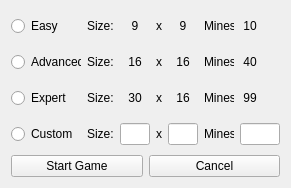
This is difficulty.ui in q-g-j/qminesweeper as Qt 5 draws it before an edit. The edited form follows.
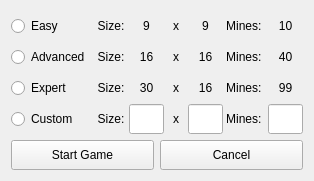
This is the edited form.

What changed in the file:
```diff
--- a/difficulty.ui
+++ b/difficulty.ui
@@ -6,12 +6,12 @@
    <rect>
     <x>0</x>
     <y>0</y>
-    <width>350</width>
-    <height>192</height>
+    <width>314</width>
+    <height>181</height>
    </rect>
   </property>
   <property name="sizePolicy">
-   <sizepolicy hsizetype="Fixed" vsizetype="Fixed">
+   <sizepolicy hsizetype="MinimumExpanding" vsizetype="MinimumExpanding">
     <horstretch>0</horstretch>
     <verstretch>0</verstretch>
    </sizepolicy>
@@ -20,25 +20,187 @@
    <string>Choose difficulty</string>
   </property>
   <layout class="QGridLayout" name="gridLayout_2">
-   <property name="sizeConstraint">
-    <enum>QLayout::SetFixedSize</enum>
-   </property>
+   <item row="1" column="0">
+    <layout class="QHBoxLayout" name="horizontalLayout">
+     <item>
+      <widget class="QPushButton" name="button_start">
+       <property name="sizePolicy">
+        <sizepolicy hsizetype="MinimumExpanding" vsizetype="MinimumExpanding">
+         <horstretch>0</horstretch>
+         <verstretch>0</verstretch>
+        </sizepolicy>
+       </property>
+       <property name="minimumSize">
+        <size>
+         <width>0</width>
+         <height>30</height>
+        </size>
+       </property>
+       <property name="maximumSize">
+        <size>
+         <width>16777215</width>
+         <height>50</height>
+        </size>
+       </property>
+       <property name="font">
+        <font/>
+       </property>
+       <property name="text">
+        <string>Start Game</string>
+       </property>
+      </widget>
+     </item>
+     <item>
+      <widget class="QPushButton" name="button_cancel">
+       <property name="sizePolicy">
+        <sizepolicy hsizetype="MinimumExpanding" vsizetype="MinimumExpanding">
+         <horstretch>0</horstretch>
+         <verstretch>0</verstretch>
+        </sizepolicy>
+       </property>
+       <property name="minimumSize">
+        <size>
+         <width>0</width>
+         <height>0</height>
+        </size>
+       </property>
+       <property name="maximumSize">
+        <size>
+         <width>16777215</width>
+         <height>50</height>
+        </size>
+       </property>
+       <property name="font">
+        <font/>
+       </property>
+       <property name="text">
+        <string>Cancel</string>
+       </property>
+      </widget>
+     </item>
+    </layout>
+   </item>
    <item row="0" column="0">
     <layout class="QGridLayout" name="gridLayout">
-     <item row="1" column="4">
-      <widget class="QLabel" name="label_medium_rows">
+     <property name="horizontalSpacing">
+      <number>3</number>
+     </property>
+     <property name="verticalSpacing">
+      <number>1</number>
+     </property>
+     <item row="3" column="4" alignment="Qt::AlignHCenter|Qt::AlignVCenter">
+      <widget class="QLineEdit" name="lineEdit_custom_rows">
+       <property name="sizePolicy">
+        <sizepolicy hsizetype="MinimumExpanding" vsizetype="MinimumExpanding">
+         <horstretch>0</horstretch>
+         <verstretch>0</verstretch>
+        </sizepolicy>
+       </property>
+       <property name="minimumSize">
+        <size>
+         <width>30</width>
+         <height>30</height>
+        </size>
+       </property>
+       <property name="maximumSize">
+        <size>
+         <width>35</width>
+         <height>16777215</height>
+        </size>
+       </property>
+       <property name="font">
+        <font/>
+       </property>
+       <property name="alignment">
+        <set>Qt::AlignCenter</set>
+       </property>
+      </widget>
+     </item>
+     <item row="0" column="5" alignment="Qt::AlignVCenter">
+      <widget class="QLabel" name="label_small_mines">
+       <property name="sizePolicy">
+        <sizepolicy hsizetype="MinimumExpanding" vsizetype="MinimumExpanding">
+         <horstretch>0</horstretch>
+         <verstretch>0</verstretch>
+        </sizepolicy>
+       </property>
+       <property name="minimumSize">
+        <size>
+         <width>30</width>
+         <height>30</height>
+        </size>
+       </property>
+       <property name="font">
+        <font/>
+       </property>
        <property name="text">
-        <string>16</string>
+        <string>Mines: </string>
        </property>
        <property name="alignment">
         <set>Qt::AlignCenter</set>
        </property>
       </widget>
      </item>
-     <item row="1" column="1">
-      <widget class="QLabel" name="label_medium_size">
+     <item row="1" column="0" alignment="Qt::AlignVCenter">
+      <widget class="QRadioButton" name="radioButton_advanced">
        <property name="sizePolicy">
-        <sizepolicy hsizetype="Preferred" vsizetype="Fixed">
+        <sizepolicy hsizetype="MinimumExpanding" vsizetype="MinimumExpanding">
+         <horstretch>0</horstretch>
+         <verstretch>0</verstretch>
+        </sizepolicy>
+       </property>
+       <property name="minimumSize">
+        <size>
+         <width>80</width>
+         <height>30</height>
+        </size>
+       </property>
+       <property name="maximumSize">
+        <size>
+         <width>16777215</width>
+         <height>16777215</height>
+        </size>
+       </property>
+       <property name="font">
+        <font/>
+       </property>
+       <property name="text">
+        <string>Advanced </string>
+       </property>
+      </widget>
+     </item>
+     <item row="3" column="0" alignment="Qt::AlignVCenter">
+      <widget class="QRadioButton" name="radioButton_custom">
+       <property name="sizePolicy">
+        <sizepolicy hsizetype="MinimumExpanding" vsizetype="MinimumExpanding">
+         <horstretch>0</horstretch>
+         <verstretch>0</verstretch>
+        </sizepolicy>
+       </property>
+       <property name="minimumSize">
+        <size>
+         <width>80</width>
+         <height>30</height>
+        </size>
+       </property>
+       <property name="maximumSize">
+        <size>
+         <width>16777215</width>
+         <height>16777215</height>
+        </size>
+       </property>
+       <property name="font">
+        <font/>
+       </property>
+       <property name="text">
+        <string>Custom</string>
+       </property>
+      </widget>
+     </item>
+     <item row="3" column="3">
+      <widget class="QLabel" name="label_custom_x">
+       <property name="sizePolicy">
+        <sizepolicy hsizetype="MinimumExpanding" vsizetype="MinimumExpanding">
          <horstretch>0</horstretch>
          <verstretch>0</verstretch>
         </sizepolicy>
@@ -46,61 +208,129 @@
        <property name="minimumSize">
         <size>
          <width>0</width>
-         <height>30</height>
+         <height>0</height>
         </size>
        </property>
        <property name="maximumSize">
         <size>
+         <width>16777215</width>
+         <height>16777215</height>
+        </size>
+       </property>
+       <property name="font">
+        <font/>
+       </property>
+       <property name="text">
+        <string>x</string>
+       </property>
+       <property name="alignment">
+        <set>Qt::AlignCenter</set>
+       </property>
+      </widget>
+     </item>
+     <item row="3" column="6" alignment="Qt::AlignVCenter">
+      <widget class="QLineEdit" name="lineEdit_custom_mines">
+       <property name="sizePolicy">
+        <sizepolicy hsizetype="MinimumExpanding" vsizetype="MinimumExpanding">
+         <horstretch>0</horstretch>
+         <verstretch>0</verstretch>
+        </sizepolicy>
+       </property>
+       <property name="minimumSize">
+        <size>
          <width>30</width>
          <height>30</height>
         </size>
        </property>
-       <property name="text">
-        <string>Size:</string>
+       <property name="maximumSize">
+        <size>
+         <width>35</width>
+         <height>16777215</height>
+        </size>
        </property>
+       <property name="font">
+        <font/>
+       </property>
        <property name="alignment">
-        <set>Qt::AlignLeading|Qt::AlignLeft|Qt::AlignVCenter</set>
+        <set>Qt::AlignCenter</set>
        </property>
       </widget>
      </item>
-     <item row="1" column="6">
-      <widget class="QLabel" name="label_medium_mines_value">
+     <item row="2" column="0" alignment="Qt::AlignVCenter">
+      <widget class="QRadioButton" name="radioButton_expert">
+       <property name="sizePolicy">
+        <sizepolicy hsizetype="MinimumExpanding" vsizetype="MinimumExpanding">
+         <horstretch>0</horstretch>
+         <verstretch>0</verstretch>
+        </sizepolicy>
+       </property>
+       <property name="minimumSize">
+        <size>
+         <width>80</width>
+         <height>30</height>
+        </size>
+       </property>
        <property name="maximumSize">
         <size>
-         <width>40</width>
+         <width>16777215</width>
          <height>16777215</height>
         </size>
        </property>
-       <property name="layoutDirection">
-        <enum>Qt::LeftToRight</enum>
+       <property name="font">
+        <font/>
        </property>
        <property name="text">
-        <string> 40</string>
+        <string>Expert</string>
        </property>
+      </widget>
+     </item>
+     <item row="0" column="4" alignment="Qt::AlignVCenter">
+      <widget class="QLabel" name="label_small_rows">
+       <property name="sizePolicy">
+        <sizepolicy hsizetype="MinimumExpanding" vsizetype="MinimumExpanding">
+         <horstretch>0</horstretch>
+         <verstretch>0</verstretch>
+        </sizepolicy>
+       </property>
+       <property name="minimumSize">
+        <size>
+         <width>30</width>
+         <height>30</height>
+        </size>
+       </property>
+       <property name="maximumSize">
+        <size>
+         <width>16777215</width>
+         <height>16777215</height>
+        </size>
+       </property>
+       <property name="font">
+        <font/>
+       </property>
+       <property name="text">
+        <string>9</string>
+       </property>
        <property name="alignment">
-        <set>Qt::AlignLeading|Qt::AlignLeft|Qt::AlignVCenter</set>
+        <set>Qt::AlignCenter</set>
        </property>
       </widget>
      </item>
-     <item row="1" column="2">
+     <item row="1" column="2" alignment="Qt::AlignVCenter">
       <widget class="QLabel" name="label_medium_cols">
        <property name="sizePolicy">
-        <sizepolicy hsizetype="Preferred" vsizetype="Fixed">
+        <sizepolicy hsizetype="MinimumExpanding" vsizetype="MinimumExpanding">
          <horstretch>0</horstretch>
          <verstretch>0</verstretch>
         </sizepolicy>
        </property>
        <property name="minimumSize">
         <size>
-         <width>0</width>
+         <width>30</width>
          <height>30</height>
         </size>
        </property>
-       <property name="maximumSize">
-        <size>
-         <width>16777215</width>
-         <height>30</height>
-        </size>
+       <property name="font">
+        <font/>
        </property>
        <property name="text">
         <string>16</string>
@@ -110,109 +340,57 @@
        </property>
       </widget>
      </item>
-     <item row="2" column="3">
-      <widget class="QLabel" name="label_large_x">
-       <property name="maximumSize">
-        <size>
-         <width>10</width>
-         <height>16777215</height>
-        </size>
-       </property>
-       <property name="text">
-        <string>x</string>
-       </property>
-       <property name="alignment">
-        <set>Qt::AlignCenter</set>
-       </property>
-      </widget>
-     </item>
-     <item row="2" column="6">
-      <widget class="QLabel" name="label_large_mines_value">
-       <property name="maximumSize">
-        <size>
-         <width>40</width>
-         <height>16777215</height>
-        </size>
-       </property>
-       <property name="layoutDirection">
-        <enum>Qt::LeftToRight</enum>
-       </property>
-       <property name="text">
-        <string> 99</string>
-       </property>
-       <property name="alignment">
-        <set>Qt::AlignLeading|Qt::AlignLeft|Qt::AlignVCenter</set>
-       </property>
-      </widget>
-     </item>
-     <item row="0" column="6">
-      <widget class="QLabel" name="label_small_mines_value">
-       <property name="maximumSize">
-        <size>
-         <width>40</width>
-         <height>16777215</height>
-        </size>
-       </property>
-       <property name="layoutDirection">
-        <enum>Qt::LeftToRight</enum>
-       </property>
-       <property name="text">
-        <string> 10</string>
-       </property>
-       <property name="alignment">
-        <set>Qt::AlignLeading|Qt::AlignLeft|Qt::AlignVCenter</set>
-       </property>
-      </widget>
-     </item>
-     <item row="1" column="5">
-      <widget class="QLabel" name="label_medium_mines">
-       <property name="maximumSize">
-        <size>
-         <width>30</width>
-         <height>16777215</height>
-        </size>
-       </property>
-       <property name="text">
-        <string>Mines: </string>
-       </property>
-      </widget>
-     </item>
-     <item row="2" column="1">
-      <widget class="QLabel" name="label_large_size">
+     <item row="3" column="2" alignment="Qt::AlignHCenter|Qt::AlignVCenter">
+      <widget class="QLineEdit" name="lineEdit_custom_cols">
        <property name="sizePolicy">
-        <sizepolicy hsizetype="Preferred" vsizetype="Fixed">
+        <sizepolicy hsizetype="MinimumExpanding" vsizetype="MinimumExpanding">
          <horstretch>0</horstretch>
          <verstretch>0</verstretch>
         </sizepolicy>
        </property>
        <property name="minimumSize">
         <size>
-         <width>0</width>
-         <height>30</height>
-        </size>
-       </property>
-       <property name="maximumSize">
-        <size>
          <width>30</width>
          <height>30</height>
         </size>
        </property>
-       <property name="text">
-        <string>Size:</string>
+       <property name="maximumSize">
+        <size>
+         <width>35</width>
+         <height>16777215</height>
+        </size>
+       </property>
+       <property name="font">
+        <font/>
        </property>
        <property name="alignment">
-        <set>Qt::AlignLeading|Qt::AlignLeft|Qt::AlignVCenter</set>
+        <set>Qt::AlignCenter</set>
        </property>
       </widget>
      </item>
      <item row="1" column="3">
       <widget class="QLabel" name="label_medium_x">
+       <property name="sizePolicy">
+        <sizepolicy hsizetype="MinimumExpanding" vsizetype="MinimumExpanding">
+         <horstretch>0</horstretch>
+         <verstretch>0</verstretch>
+        </sizepolicy>
+       </property>
+       <property name="minimumSize">
+        <size>
+         <width>0</width>
+         <height>0</height>
+        </size>
+       </property>
        <property name="maximumSize">
         <size>
-         <width>10</width>
+         <width>16777215</width>
          <height>16777215</height>
         </size>
        </property>
+       <property name="font">
+        <font/>
+       </property>
        <property name="text">
         <string>x</string>
        </property>
@@ -221,39 +399,119 @@
        </property>
       </widget>
      </item>
-     <item row="2" column="0">
-      <widget class="QRadioButton" name="radioButton_expert">
+     <item row="0" column="6" alignment="Qt::AlignVCenter">
+      <widget class="QLabel" name="label_small_mines_value">
        <property name="sizePolicy">
-        <sizepolicy hsizetype="Minimum" vsizetype="Fixed">
+        <sizepolicy hsizetype="MinimumExpanding" vsizetype="MinimumExpanding">
          <horstretch>0</horstretch>
          <verstretch>0</verstretch>
         </sizepolicy>
        </property>
        <property name="minimumSize">
         <size>
-         <width>0</width>
+         <width>30</width>
          <height>30</height>
         </size>
        </property>
        <property name="maximumSize">
         <size>
-         <width>70</width>
+         <width>16777215</width>
+         <height>16777215</height>
+        </size>
+       </property>
+       <property name="font">
+        <font/>
+       </property>
+       <property name="layoutDirection">
+        <enum>Qt::LeftToRight</enum>
+       </property>
+       <property name="text">
+        <string>10</string>
+       </property>
+       <property name="alignment">
+        <set>Qt::AlignCenter</set>
+       </property>
+      </widget>
+     </item>
+     <item row="1" column="1" alignment="Qt::AlignVCenter">
+      <widget class="QLabel" name="label_medium_size">
+       <property name="sizePolicy">
+        <sizepolicy hsizetype="MinimumExpanding" vsizetype="MinimumExpanding">
+         <horstretch>0</horstretch>
+         <verstretch>0</verstretch>
+        </sizepolicy>
+       </property>
+       <property name="minimumSize">
+        <size>
+         <width>30</width>
          <height>30</height>
         </size>
        </property>
+       <property name="font">
+        <font/>
+       </property>
        <property name="text">
-        <string>Expert</string>
+        <string>Size:</string>
+       </property>
+       <property name="alignment">
+        <set>Qt::AlignCenter</set>
+       </property>
+      </widget>
+     </item>
+     <item row="2" column="3">
+      <widget class="QLabel" name="label_large_x">
+       <property name="sizePolicy">
+        <sizepolicy hsizetype="MinimumExpanding" vsizetype="MinimumExpanding">
+         <horstretch>0</horstretch>
+         <verstretch>0</verstretch>
+        </sizepolicy>
+       </property>
+       <property name="minimumSize">
+        <size>
+         <width>0</width>
+         <height>0</height>
+        </size>
+       </property>
+       <property name="maximumSize">
+        <size>
+         <width>16777215</width>
+         <height>16777215</height>
+        </size>
+       </property>
+       <property name="font">
+        <font/>
+       </property>
+       <property name="text">
+        <string>x</string>
+       </property>
+       <property name="alignment">
+        <set>Qt::AlignCenter</set>
        </property>
       </widget>
      </item>
      <item row="0" column="3">
       <widget class="QLabel" name="label_small_x">
+       <property name="sizePolicy">
+        <sizepolicy hsizetype="MinimumExpanding" vsizetype="MinimumExpanding">
+         <horstretch>0</horstretch>
+         <verstretch>0</verstretch>
+        </sizepolicy>
+       </property>
+       <property name="minimumSize">
+        <size>
+         <width>0</width>
+         <height>0</height>
+        </size>
+       </property>
        <property name="maximumSize">
         <size>
-         <width>10</width>
+         <width>16777215</width>
          <height>16777215</height>
         </size>
        </property>
+       <property name="font">
+        <font/>
+       </property>
        <property name="text">
         <string>x</string>
        </property>
@@ -262,88 +520,171 @@
        </property>
       </widget>
      </item>
-     <item row="2" column="4">
-      <widget class="QLabel" name="label_large_rows">
-       <property name="text">
-        <string>16</string>
-       </property>
-       <property name="alignment">
-        <set>Qt::AlignCenter</set>
-       </property>
-      </widget>
-     </item>
-     <item row="0" column="1">
+     <item row="0" column="1" alignment="Qt::AlignVCenter">
       <widget class="QLabel" name="label_small_size">
        <property name="sizePolicy">
-        <sizepolicy hsizetype="Preferred" vsizetype="Fixed">
+        <sizepolicy hsizetype="MinimumExpanding" vsizetype="MinimumExpanding">
          <horstretch>0</horstretch>
          <verstretch>0</verstretch>
         </sizepolicy>
        </property>
        <property name="minimumSize">
         <size>
-         <width>0</width>
-         <height>30</height>
-        </size>
-       </property>
-       <property name="maximumSize">
-        <size>
          <width>30</width>
          <height>30</height>
         </size>
        </property>
+       <property name="font">
+        <font/>
+       </property>
        <property name="text">
         <string>Size:</string>
        </property>
        <property name="alignment">
-        <set>Qt::AlignLeading|Qt::AlignLeft|Qt::AlignVCenter</set>
+        <set>Qt::AlignCenter</set>
        </property>
       </widget>
      </item>
-     <item row="0" column="0">
-      <widget class="QRadioButton" name="radioButton_easy">
+     <item row="0" column="2" alignment="Qt::AlignVCenter">
+      <widget class="QLabel" name="label_small_cols">
        <property name="sizePolicy">
-        <sizepolicy hsizetype="Minimum" vsizetype="Fixed">
+        <sizepolicy hsizetype="MinimumExpanding" vsizetype="MinimumExpanding">
          <horstretch>0</horstretch>
          <verstretch>0</verstretch>
         </sizepolicy>
        </property>
        <property name="minimumSize">
         <size>
-         <width>0</width>
+         <width>30</width>
          <height>30</height>
         </size>
        </property>
+       <property name="font">
+        <font/>
+       </property>
+       <property name="text">
+        <string>9</string>
+       </property>
+       <property name="alignment">
+        <set>Qt::AlignCenter</set>
+       </property>
+      </widget>
+     </item>
+     <item row="1" column="6" alignment="Qt::AlignVCenter">
+      <widget class="QLabel" name="label_medium_mines_value">
+       <property name="sizePolicy">
+        <sizepolicy hsizetype="MinimumExpanding" vsizetype="MinimumExpanding">
+         <horstretch>0</horstretch>
+         <verstretch>0</verstretch>
+        </sizepolicy>
+       </property>
+       <property name="minimumSize">
+        <size>
+         <width>30</width>
+         <height>30</height>
+        </size>
+       </property>
        <property name="maximumSize">
         <size>
-         <width>70</width>
+         <width>16777215</width>
+         <height>16777215</height>
+        </size>
+       </property>
+       <property name="font">
+        <font/>
+       </property>
+       <property name="layoutDirection">
+        <enum>Qt::LeftToRight</enum>
+       </property>
+       <property name="text">
+        <string>40</string>
+       </property>
+       <property name="alignment">
+        <set>Qt::AlignCenter</set>
+       </property>
+      </widget>
+     </item>
+     <item row="1" column="4" alignment="Qt::AlignVCenter">
+      <widget class="QLabel" name="label_medium_rows">
+       <property name="sizePolicy">
+        <sizepolicy hsizetype="MinimumExpanding" vsizetype="MinimumExpanding">
+         <horstretch>0</horstretch>
+         <verstretch>0</verstretch>
+        </sizepolicy>
+       </property>
+       <property name="minimumSize">
+        <size>
+         <width>30</width>
          <height>30</height>
         </size>
        </property>
+       <property name="maximumSize">
+        <size>
+         <width>16777215</width>
+         <height>16777215</height>
+        </size>
+       </property>
+       <property name="font">
+        <font/>
+       </property>
        <property name="text">
-        <string>Easy</string>
+        <string>16</string>
        </property>
+       <property name="alignment">
+        <set>Qt::AlignCenter</set>
+       </property>
       </widget>
      </item>
-     <item row="2" column="2">
+     <item row="2" column="6" alignment="Qt::AlignVCenter">
+      <widget class="QLabel" name="label_large_mines_value">
+       <property name="sizePolicy">
+        <sizepolicy hsizetype="MinimumExpanding" vsizetype="MinimumExpanding">
+         <horstretch>0</horstretch>
+         <verstretch>0</verstretch>
+        </sizepolicy>
+       </property>
+       <property name="minimumSize">
+        <size>
+         <width>30</width>
+         <height>30</height>
+        </size>
+       </property>
+       <property name="maximumSize">
+        <size>
+         <width>16777215</width>
+         <height>16777215</height>
+        </size>
+       </property>
+       <property name="font">
+        <font/>
+       </property>
+       <property name="layoutDirection">
+        <enum>Qt::LeftToRight</enum>
+       </property>
+       <property name="text">
+        <string>99</string>
+       </property>
+       <property name="alignment">
+        <set>Qt::AlignCenter</set>
+       </property>
+      </widget>
+     </item>
+     <item row="2" column="2" alignment="Qt::AlignVCenter">
       <widget class="QLabel" name="label_large_cols">
        <property name="sizePolicy">
-        <sizepolicy hsizetype="Preferred" vsizetype="Fixed">
+        <sizepolicy hsizetype="MinimumExpanding" vsizetype="MinimumExpanding">
          <horstretch>0</horstretch>
          <verstretch>0</verstretch>
         </sizepolicy>
        </property>
        <property name="minimumSize">
         <size>
-         <width>0</width>
+         <width>30</width>
          <height>30</height>
         </size>
        </property>
-       <property name="maximumSize">
-        <size>
-         <width>16777215</width>
-         <height>30</height>
-        </size>
+       <property name="font">
+        <font/>
        </property>
        <property name="text">
         <string>30</string>
@@ -353,222 +694,187 @@
        </property>
       </widget>
      </item>
-     <item row="0" column="5">
-      <widget class="QLabel" name="label_small_mines">
+     <item row="3" column="5" alignment="Qt::AlignVCenter">
+      <widget class="QLabel" name="label_custom_mines">
+       <property name="sizePolicy">
+        <sizepolicy hsizetype="MinimumExpanding" vsizetype="MinimumExpanding">
+         <horstretch>0</horstretch>
+         <verstretch>0</verstretch>
+        </sizepolicy>
+       </property>
+       <property name="minimumSize">
+        <size>
+         <width>30</width>
+         <height>30</height>
+        </size>
+       </property>
+       <property name="font">
+        <font/>
+       </property>
+       <property name="text">
+        <string>Mines: </string>
+       </property>
+       <property name="alignment">
+        <set>Qt::AlignCenter</set>
+       </property>
+      </widget>
+     </item>
+     <item row="1" column="5" alignment="Qt::AlignVCenter">
+      <widget class="QLabel" name="label_medium_mines">
+       <property name="sizePolicy">
+        <sizepolicy hsizetype="MinimumExpanding" vsizetype="MinimumExpanding">
+         <horstretch>0</horstretch>
+         <verstretch>0</verstretch>
+        </sizepolicy>
+       </property>
+       <property name="minimumSize">
+        <size>
+         <width>30</width>
+         <height>30</height>
+        </size>
+       </property>
+       <property name="font">
+        <font/>
+       </property>
+       <property name="text">
+        <string>Mines: </string>
+       </property>
+       <property name="alignment">
+        <set>Qt::AlignCenter</set>
+       </property>
+      </widget>
+     </item>
+     <item row="0" column="0" alignment="Qt::AlignVCenter">
+      <widget class="QRadioButton" name="radioButton_easy">
+       <property name="sizePolicy">
+        <sizepolicy hsizetype="MinimumExpanding" vsizetype="MinimumExpanding">
+         <horstretch>0</horstretch>
+         <verstretch>0</verstretch>
+        </sizepolicy>
+       </property>
+       <property name="minimumSize">
+        <size>
+         <width>80</width>
+         <height>30</height>
+        </size>
+       </property>
        <property name="maximumSize">
         <size>
-         <width>30</width>
+         <width>16777215</width>
          <height>16777215</height>
         </size>
        </property>
+       <property name="font">
+        <font/>
+       </property>
        <property name="text">
-        <string>Mines: </string>
+        <string>Easy</string>
        </property>
       </widget>
      </item>
-     <item row="1" column="0">
-      <widget class="QRadioButton" name="radioButton_advanced">
+     <item row="2" column="1" alignment="Qt::AlignVCenter">
+      <widget class="QLabel" name="label_large_size">
        <property name="sizePolicy">
-        <sizepolicy hsizetype="Minimum" vsizetype="Fixed">
+        <sizepolicy hsizetype="MinimumExpanding" vsizetype="MinimumExpanding">
          <horstretch>0</horstretch>
          <verstretch>0</verstretch>
         </sizepolicy>
        </property>
        <property name="minimumSize">
         <size>
-         <width>0</width>
+         <width>30</width>
          <height>30</height>
         </size>
        </property>
-       <property name="maximumSize">
-        <size>
-         <width>70</width>
-         <height>30</height>
-        </size>
+       <property name="font">
+        <font/>
        </property>
        <property name="text">
-        <string>Advanced </string>
-       </property>
-      </widget>
-     </item>
-     <item row="0" column="4">
-      <widget class="QLabel" name="label_small_rows">
-       <property name="text">
-        <string>9</string>
+        <string>Size:</string>
        </property>
        <property name="alignment">
         <set>Qt::AlignCenter</set>
        </property>
       </widget>
      </item>
-     <item row="2" column="5">
+     <item row="2" column="5" alignment="Qt::AlignVCenter">
       <widget class="QLabel" name="label_large_mines">
-       <property name="maximumSize">
+       <property name="sizePolicy">
+        <sizepolicy hsizetype="MinimumExpanding" vsizetype="MinimumExpanding">
+         <horstretch>0</horstretch>
+         <verstretch>0</verstretch>
+        </sizepolicy>
+       </property>
+       <property name="minimumSize">
         <size>
          <width>30</width>
-         <height>16777215</height>
+         <height>30</height>
         </size>
        </property>
+       <property name="font">
+        <font/>
+       </property>
        <property name="text">
         <string>Mines: </string>
        </property>
+       <property name="alignment">
+        <set>Qt::AlignCenter</set>
+       </property>
       </widget>
      </item>
-     <item row="0" column="2">
-      <widget class="QLabel" name="label_small_cols">
+     <item row="2" column="4" alignment="Qt::AlignVCenter">
+      <widget class="QLabel" name="label_large_rows">
        <property name="sizePolicy">
-        <sizepolicy hsizetype="Preferred" vsizetype="Fixed">
+        <sizepolicy hsizetype="MinimumExpanding" vsizetype="MinimumExpanding">
          <horstretch>0</horstretch>
          <verstretch>0</verstretch>
         </sizepolicy>
        </property>
        <property name="minimumSize">
         <size>
-         <width>0</width>
+         <width>30</width>
          <height>30</height>
         </size>
        </property>
        <property name="maximumSize">
         <size>
          <width>16777215</width>
-         <height>30</height>
-        </size>
-       </property>
-       <property name="text">
-        <string>9</string>
-       </property>
-       <property name="alignment">
-        <set>Qt::AlignCenter</set>
-       </property>
-      </widget>
-     </item>
-     <item row="3" column="3">
-      <widget class="QLabel" name="label_custom_x">
-       <property name="maximumSize">
-        <size>
-         <width>10</width>
          <height>16777215</height>
         </size>
        </property>
+       <property name="font">
+        <font/>
+       </property>
        <property name="text">
-        <string>x</string>
+        <string>16</string>
        </property>
        <property name="alignment">
         <set>Qt::AlignCenter</set>
        </property>
       </widget>
      </item>
-     <item row="3" column="0">
-      <widget class="QRadioButton" name="radioButton_custom">
-       <property name="sizePolicy">
-        <sizepolicy hsizetype="Minimum" vsizetype="Fixed">
-         <horstretch>0</horstretch>
-         <verstretch>0</verstretch>
-        </sizepolicy>
-       </property>
-       <property name="minimumSize">
-        <size>
-         <width>0</width>
-         <height>30</height>
-        </size>
-       </property>
-       <property name="maximumSize">
-        <size>
-         <width>70</width>
-         <height>30</height>
-        </size>
-       </property>
-       <property name="text">
-        <string>Custom</string>
-       </property>
-      </widget>
-     </item>
-     <item row="3" column="1">
+     <item row="3" column="1" alignment="Qt::AlignVCenter">
       <widget class="QLabel" name="label_custom_size">
        <property name="sizePolicy">
-        <sizepolicy hsizetype="Preferred" vsizetype="Fixed">
+        <sizepolicy hsizetype="MinimumExpanding" vsizetype="MinimumExpanding">
          <horstretch>0</horstretch>
          <verstretch>0</verstretch>
         </sizepolicy>
        </property>
        <property name="minimumSize">
         <size>
-         <width>0</width>
-         <height>30</height>
-        </size>
-       </property>
-       <property name="maximumSize">
-        <size>
          <width>30</width>
          <height>30</height>
         </size>
        </property>
+       <property name="font">
+        <font/>
+       </property>
        <property name="text">
         <string>Size:</string>
        </property>
        <property name="alignment">
-        <set>Qt::AlignLeading|Qt::AlignLeft|Qt::AlignVCenter</set>
-       </property>
-      </widget>
-     </item>
-     <item row="3" column="2">
-      <widget class="QLineEdit" name="lineEdit_custom_cols">
-       <property name="maximumSize">
-        <size>
-         <width>30</width>
-         <height>16777215</height>
-        </size>
-       </property>
-      </widget>
-     </item>
-     <item row="3" column="4">
-      <widget class="QLineEdit" name="lineEdit_custom_rows">
-       <property name="maximumSize">
-        <size>
-         <width>30</width>
-         <height>16777215</height>
-        </size>
-       </property>
-      </widget>
-     </item>
-     <item row="3" column="5">
-      <widget class="QLabel" name="label_custom_mines">
-       <property name="maximumSize">
-        <size>
-         <width>30</width>
-         <height>16777215</height>
-        </size>
-       </property>
-       <property name="text">
-        <string>Mines: </string>
-       </property>
-      </widget>
-     </item>
-     <item row="3" column="6">
-      <widget class="QLineEdit" name="lineEdit_custom_mines">
-       <property name="maximumSize">
-        <size>
-         <width>40</width>
-         <height>16777215</height>
-        </size>
-       </property>
-      </widget>
-     </item>
-    </layout>
-   </item>
-   <item row="1" column="0">
-    <layout class="QHBoxLayout" name="horizontalLayout">
-     <item>
-      <widget class="QPushButton" name="button_start">
-       <property name="text">
-        <string>Start Game</string>
-       </property>
-      </widget>
-     </item>
-     <item>
-      <widget class="QPushButton" name="button_cancel">
-       <property name="text">
-        <string>Cancel</string>
+        <set>Qt::AlignCenter</set>
        </property>
       </widget>
      </item>
```
Left out of the diff: 11 changed lines with no effect on the pictures.
